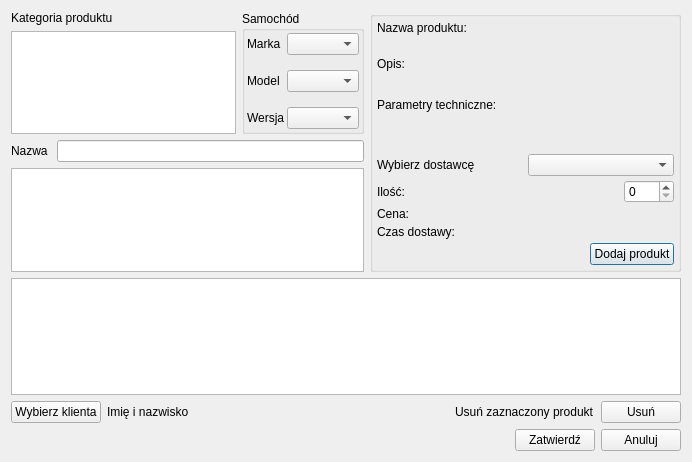
This is edycja_zamowienia.ui in igrek51/psbd_moto_sklep as Qt 5 draws it before an edit. The edited form follows.
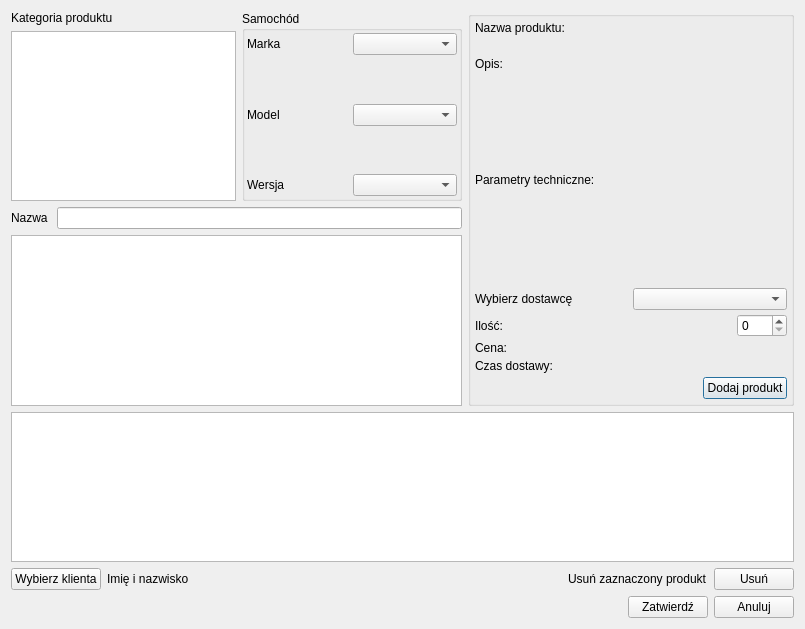
This is the edited form.

What changed in the file:
```diff
--- a/edycja_zamowienia.ui
+++ b/edycja_zamowienia.ui
@@ -6,8 +6,8 @@
    <rect>
     <x>0</x>
     <y>0</y>
-    <width>692</width>
-    <height>462</height>
+    <width>805</width>
+    <height>629</height>
    </rect>
   </property>
   <property name="windowTitle">
@@ -33,7 +33,7 @@
             <widget class="QListView" name="lv_kategorie">
              <property name="minimumSize">
               <size>
-               <width>150</width>
+               <width>225</width>
                <height>0</height>
               </size>
              </property>
@@ -49,6 +49,18 @@
          </item>
          <item>
           <widget class="QGroupBox" name="groupBox_2">
+           <property name="minimumSize">
+            <size>
+             <width>220</width>
+             <height>0</height>
+            </size>
+           </property>
+           <property name="maximumSize">
+            <size>
+             <width>220</width>
+             <height>16777215</height>
+            </size>
+           </property>
            <property name="title">
             <string>Samochód</string>
            </property>
```
Left out of the diff: 6 changed lines with no effect on the pictures.
